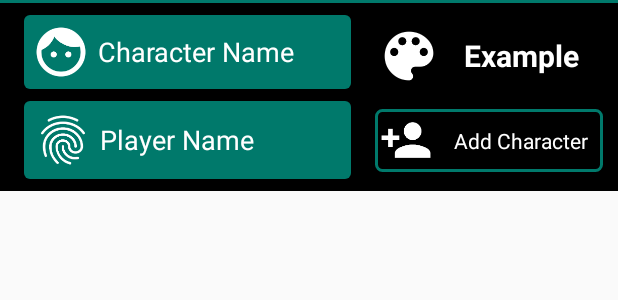
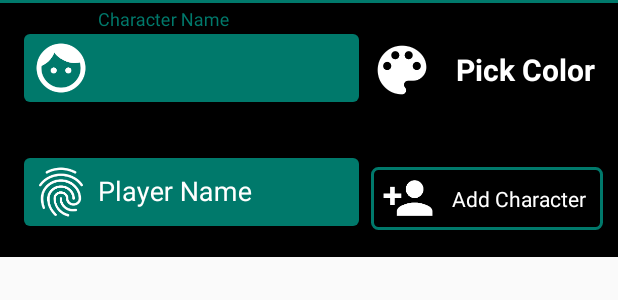
Before and after one commit to TimNowaczynski/weaver, an Android app: the layout player_character_list_footer.xml on its own in the app's theme, with its tools: preview values and no code run, on a phone screen of 412 x 824 dp. Shown: the top 300 px of the screen. Run offline under Robolectric (Android 15) with nearby library versions, the phone set to English and light mode, and no system bars.

Commit message:
Fixed Layouts for Player Character Input Fields (margin/padding/cursor color/hint placement and hint color)

```diff
--- a/app/src/main/java/de/quarian/weaver/database/PlayerCharacterDAO.java
+++ b/app/src/main/java/de/quarian/weaver/database/PlayerCharacterDAO.java
@@ -23,7 +23,7 @@ public interface PlayerCharacterDAO {
     @Query("SELECT * FROM playercharacter WHERE fk_roleplaying_system_id IS :roleplayingSystemId")
     List<PlayerCharacter> readPlayerCharactersForRoleplayingSystem(final long roleplayingSystemId);
 
-    @Query("SELECT * FROM playercharacter WHERE fk_campaign_id is :campaignId")
+    @Query("SELECT * FROM playercharacter WHERE fk_campaign_id is :campaignId ORDER BY Playercharacter.player_character_name ASC")
     List<PlayerCharacter> readPlayerCharactersForCampaign(final long campaignId);
 
     @Query("SELECT COUNT(*) FROM playercharacter WHERE fk_campaign_id is :campaignId")
--- a/app/src/main/java/de/quarian/weaver/players/PlayerCharacterListActivity.java
+++ b/app/src/main/java/de/quarian/weaver/players/PlayerCharacterListActivity.java
@@ -1,11 +1,16 @@
 package de.quarian.weaver.players;
 
+import android.content.res.Resources;
 import android.graphics.Color;
 import android.os.AsyncTask;
+import android.os.Build;
 import android.os.Bundle;
+import android.text.Html;
+import android.text.Spanned;
 import android.view.View;
 import android.widget.TextView;
 
+import com.google.android.material.textfield.TextInputEditText;
 import com.pes.androidmaterialcolorpickerdialog.ColorPicker;
 
 import java.util.List;
@@ -13,6 +18,7 @@ import java.util.List;
 import javax.inject.Inject;
 
 import androidx.annotation.ColorInt;
+import androidx.annotation.NonNull;
 import androidx.annotation.Nullable;
 import androidx.appcompat.app.AppCompatActivity;
 import androidx.recyclerview.widget.LinearLayoutManager;
@@ -29,8 +35,10 @@ import de.quarian.weaver.di.ApplicationModule;
 import de.quarian.weaver.di.DaggerActivityComponent;
 import de.quarian.weaver.di.DaggerApplicationComponent;
 
+// TODO: 1st thing: think about (and implement if necessary) a sort order (so you can close the ticket)
+
 // TODO: extend themed activity
-//TODO: avatars? not sure if that's a must for players
+// TODO: avatars? not sure if that's a must for players
 public class PlayerCharacterListActivity extends AppCompatActivity {
 
     public static class ActivityDependencies {
@@ -118,14 +126,14 @@ public class PlayerCharacterListActivity extends AppCompatActivity {
         colorPicker.show();
         colorPicker.setCallback((@ColorInt int colorInt) -> {
             this.highlightColor = colorInt;
-            final TextView example = findViewById(R.id.player_character_list_character_text_example);
+            final TextView example = findViewById(R.id.player_character_list_character_text_hint);
             example.setTextColor(colorInt);
         });
     }
 
     public void onAddPlayerCharacterClicked(View view) {
-        final TextView characterName = findViewById(R.id.player_character_list_character_name);
-        final TextView playerName = findViewById(R.id.player_character_list_player_name);
+        final TextInputEditText characterName = findViewById(R.id.player_character_list_character_name);
+        final TextInputEditText playerName = findViewById(R.id.player_character_list_player_name);
         final PlayerCharacter playerCharacter = new PlayerCharacter();
         playerCharacter.campaignId = campaignId;
         playerCharacter.roleplayingSystemId = this.roleplayingSystemId;
@@ -139,13 +147,47 @@ public class PlayerCharacterListActivity extends AppCompatActivity {
         playerCharacter.characterHighlightColorB = colorARGB[3];
 
         AsyncTask.execute(() -> {
-            playerCharacterDAO.createPlayerCharacter(playerCharacter);
-            final List<PlayerCharacter> playerCharacters = playerCharacterDAO.readPlayerCharactersForCampaign(campaignId);
-            playerCharacterAdapter.refreshPlayerCharacters(playerCharacters);
-            runOnUiThread(playerCharacterAdapter::notifyDataSetChanged);
+            final boolean requiredInputFields = requireInputFields(characterName, playerName);
+            if (requiredInputFields) {
+                playerCharacterDAO.createPlayerCharacter(playerCharacter);
+                final List<PlayerCharacter> playerCharacters = playerCharacterDAO.readPlayerCharactersForCampaign(campaignId);
+                playerCharacterAdapter.refreshPlayerCharacters(playerCharacters);
+                runOnUiThread(() -> {
+                    playerCharacterAdapter.notifyDataSetChanged();
+                    characterName.setText("");
+                    playerName.setText("");
+                    setResult(RESULT_OK);
+                });
+            }
         });
+    }
 
-        setResult(RESULT_OK);
+    private boolean requireInputFields(final TextInputEditText... editTexts) {
+        boolean inputIsValid = true;
+        for (final TextInputEditText editText : editTexts) {
+            final String text = String.valueOf(editText.getText());
+            if (text.trim().length() == 0) {
+                markInvalidInput(editText);
+                inputIsValid = false;
+            } else {
+                runOnUiThread(() -> editText.setError(null));
+            }
+        }
+        return inputIsValid;
+    }
+
+    private void markInvalidInput(@NonNull final TextInputEditText editText) {
+        final Resources resources = getResources();
+        final String htmlPreset = "<font color='red'>%s</font>";
+        final String error = resources.getString(R.string.generic_error_required_field);
+        final String htmlError = String.format(htmlPreset, error);
+        final Spanned errorSpanned;
+        if (Build.VERSION.SDK_INT >= 24) {
+            errorSpanned = Html.fromHtml(htmlError, 0);
+        } else {
+            errorSpanned = Html.fromHtml(htmlError);
+        }
+        runOnUiThread(() -> editText.setError(errorSpanned));
     }
 
     private int[] toColorARGB(@ColorInt final int color) {
--- a/app/src/main/res/drawable/player_character_footer_element_background.xml
+++ b/app/src/main/res/drawable/player_character_footer_element_background.xml
@@ -1,6 +1,10 @@
 <?xml version="1.0" encoding="utf-8"?>
-<shape xmlns:android="http://schemas.android.com/apk/res/android">
-    <corners android:radius="4dp" />
-    <solid android:color="@color/modernSecondaryColor" />
-    <size android:width="42dp" android:height="42dp" />
-</shape>
+<layer-list xmlns:android="http://schemas.android.com/apk/res/android">
+    <item android:top="6dp">
+        <shape>
+            <corners android:radius="4dp" />
+            <solid android:color="@color/modernSecondaryColor" />
+            <size android:width="42dp" android:height="42dp" />
+        </shape>
+    </item>
+</layer-list>
--- /dev/null
+++ b/app/src/main/res/drawable/white_cursor.xml
@@ -0,0 +1,5 @@
+<?xml version="1.0" encoding="utf-8"?>
+<shape xmlns:android="http://schemas.android.com/apk/res/android">
+    <size android:width="2dp" />
+    <solid android:color="@color/white" />
+</shape>
--- a/app/src/main/res/layout/player_character_list_footer.xml
+++ b/app/src/main/res/layout/player_character_list_footer.xml
@@ -12,88 +12,128 @@
         android:id="@+id/player_character_list_divider"
         android:background="@color/modernSecondaryColor"
         app:layout_constraintTop_toBottomOf="parent"
-        app:layout_constraintBottom_toTopOf="@id/player_character_list_character_name"
+        app:layout_constraintBottom_toTopOf="@id/player_character_list_text_input_wrapper"
         app:layout_constraintStart_toStartOf="parent"
         app:layout_constraintEnd_toEndOf="parent"
         android:layout_width="match_parent"
         android:layout_height="2dp"/>
 
-    <EditText
-        android:id="@+id/player_character_list_character_name"
-        android:inputType="textPersonName"
-        android:background="@drawable/player_character_footer_element_background"
-        android:textColor="@color/white"
-        android:textColorHint="@color/white"
-        android:textCursorDrawable="@null"
+    <LinearLayout
+        android:id="@+id/player_character_list_text_input_wrapper"
+        android:orientation="vertical"
+        app:layout_constraintTop_toBottomOf="@id/player_character_list_divider"
+        app:layout_constraintStart_toStartOf="parent"
+        app:layout_constraintEnd_toStartOf="@id/player_character_list_functions_wrapper"
+        app:layout_constraintHorizontal_weight="3"
+        android:layout_marginTop="4dp"
+        android:layout_width="0dp"
+        android:layout_height="wrap_content">
+
+        <com.google.android.material.textfield.TextInputLayout
+            android:id="@+id/player_character_list_character_name_text_input_layout"
+            style="@style/AppThemeModern.EditTextInputLayout"
+            app:errorEnabled="true"
             android:layout_marginStart="16dp"
             android:layout_marginEnd="8dp"
-        android:layout_marginTop="8dp"
-        android:layout_marginBottom="8dp"
-        android:padding="8dp"
+            android:hint="@string/activity_player_character_list_character_name_hint"
+            android:layout_width="match_parent"
+            android:layout_height="wrap_content">
+
+            <com.google.android.material.textfield.TextInputEditText
+                android:id="@+id/player_character_list_character_name"
+                android:background="@drawable/player_character_footer_element_background"
+                android:textCursorDrawable="@drawable/white_cursor"
+                android:inputType="textPersonName"
+                android:textColor="@color/white"
                 android:drawableStart="@drawable/ic_character"
                 android:drawablePadding="8dp"
-        app:layout_constraintTop_toBottomOf="@id/player_character_list_divider"
-        app:layout_constraintStart_toStartOf="parent"
-        app:layout_constraintEnd_toStartOf="@+id/player_character_list_pick_color"
-        app:layout_constraintBottom_toTopOf="@+id/player_character_list_player_name"
-        app:layout_constraintHorizontal_weight="2"
-        android:hint="@string/activity_player_character_list_character_name_hint"
-        android:layout_width="0dp"
-        android:layout_height="wrap_content"
-        android:importantForAutofill="no" />
+                android:paddingTop="12dp"
+                android:paddingStart="8dp"
+                android:paddingEnd="8dp"
+                android:paddingBottom="6dp"
+                android:layout_width="match_parent"
+                android:layout_height="match_parent"/>
 
-    <EditText
+        </com.google.android.material.textfield.TextInputLayout>
+
+        <com.google.android.material.textfield.TextInputLayout
+            android:id="@+id/player_character_list_player_name_text_input_layout"
+            style="@style/AppThemeModern.EditTextInputLayout"
+            app:errorEnabled="true"
+            android:textColorHint="@color/white"
+            android:hint="@string/activity_player_character_list_player_name_hint"
+            android:layout_marginStart="16dp"
+            android:layout_marginEnd="8dp"
+            android:layout_width="match_parent"
+            android:layout_height="wrap_content">
+
+            <com.google.android.material.textfield.TextInputEditText
                 android:id="@+id/player_character_list_player_name"
+                android:background="@drawable/player_character_footer_element_background"
+                android:textCursorDrawable="@drawable/white_cursor"
                 android:inputType="textPersonName"
-        android:background="@drawable/player_character_footer_element_background"
                 android:textColor="@color/white"
-        android:textColorHint="@color/white"
-        android:textCursorDrawable="@null"
-        android:layout_marginStart="16dp"
-        android:layout_marginBottom="8dp"
-        android:padding="9dp"
+                android:paddingTop="12dp"
+                android:paddingStart="8dp"
+                android:paddingEnd="8dp"
+                android:paddingBottom="6dp"
                 android:drawableStart="@drawable/ic_player"
                 android:drawablePadding="8dp"
-        app:layout_constraintTop_toBottomOf="@+id/player_character_list_character_name"
+                android:layout_width="match_parent"
+                android:layout_height="match_parent"/>
+
+        </com.google.android.material.textfield.TextInputLayout>
+
+    </LinearLayout>
+
+    <androidx.constraintlayout.widget.ConstraintLayout
+        android:id="@+id/player_character_list_functions_wrapper"
+        android:orientation="vertical"
+        app:layout_constraintTop_toBottomOf="@id/player_character_list_divider"
+        app:layout_constraintStart_toEndOf="@id/player_character_list_text_input_wrapper"
+        app:layout_constraintEnd_toEndOf="parent"
+        app:layout_constraintBottom_toBottomOf="parent"
+        app:layout_constraintHorizontal_weight="2"
+        android:layout_marginTop="4dp"
+        android:gravity="center_vertical"
+        android:layout_width="0dp"
+        android:layout_height="0dp">
+
+
+        <LinearLayout
+            android:id="@+id/player_character_list_color_functions_wrapper"
+            android:orientation="horizontal"
             app:layout_constraintStart_toStartOf="parent"
-        app:layout_constraintEnd_toEndOf="@+id/player_character_list_character_name"
-        app:layout_constraintBottom_toBottomOf="parent"
-        android:hint="@string/activity_player_character_list_player_name_hint"
-        android:layout_width="0dp"
-        android:layout_height="wrap_content"
-        android:importantForAutofill="no" />
+            app:layout_constraintEnd_toEndOf="parent"
+            app:layout_constraintTop_toTopOf="parent"
+            android:paddingTop="6dp"
+            android:layout_marginTop="14dp"
+            android:layout_width="match_parent"
+            android:layout_height="0dp">
 
             <ImageView
                 android:id="@+id/player_character_list_pick_color"
                 android:onClick="onShowColorPickerClicked"
                 android:src="@drawable/ic_pick_color"
                 android:contentDescription="@string/activity_player_character_list_change_color_hint"
-        app:layout_constraintTop_toBottomOf="@id/player_character_list_divider"
-        app:layout_constraintBottom_toTopOf="@id/player_character_list_add_character"
-        app:layout_constraintStart_toEndOf="@id/player_character_list_character_name"
-        app:layout_constraintEnd_toStartOf="@id/player_character_list_character_text_example"
-        app:layout_constraintHorizontal_weight="1"
                 android:padding="4dp"
-        android:layout_marginStart="10dp"
+                android:layout_gravity="center_vertical"
                 android:layout_width="wrap_content"
                 android:layout_height="wrap_content"/>
 
             <TextView
-        android:id="@+id/player_character_list_character_text_example"
+                android:id="@+id/player_character_list_character_text_hint"
                 android:enabled="false"
-        android:text="@string/activity_player_character_list_example_placeholder"
+                android:text="@string/activity_player_character_list_pick_color_hint"
                 android:textColor="@color/white"
                 android:textStyle="bold"
                 android:textSize="20sp"
                 android:gravity="center"
-        app:layout_constraintStart_toEndOf="@id/player_character_list_pick_color"
-        app:layout_constraintTop_toBottomOf="@id/player_character_list_divider"
-        app:layout_constraintEnd_toEndOf="parent"
-        app:layout_constraintBottom_toTopOf="@id/player_character_list_add_character"
-        app:layout_constraintHorizontal_weight="1"
-        android:layout_marginEnd="10dp"
-        android:layout_width="0dp"
+                android:layout_gravity="center_vertical"
+                android:layout_width="match_parent"
                 android:layout_height="wrap_content"/>
+
+        </LinearLayout>
 
         <TextView
             android:id="@+id/player_character_list_add_character"
@@ -102,18 +142,19 @@
             android:textColor="@color/white"
             android:text="@string/activity_player_character_list_add_character"
             android:gravity="center"
-        android:layout_marginStart="16dp"
-        android:layout_marginBottom="8dp"
-        android:padding="4dp"
             android:drawableStart="@drawable/ic_add_character"
             android:drawablePadding="8dp"
-        app:layout_constraintTop_toTopOf="@+id/player_character_list_player_name"
-        app:layout_constraintStart_toEndOf="@id/player_character_list_player_name"
+            android:hint="@string/activity_player_character_list_player_name_hint"
+            app:layout_constraintStart_toStartOf="parent"
             app:layout_constraintEnd_toEndOf="parent"
             app:layout_constraintBottom_toBottomOf="parent"
-        android:hint="@string/activity_player_character_list_player_name_hint"
+            android:paddingStart="8dp"
+            android:paddingEnd="8dp"
             android:layout_marginEnd="10dp"
-        android:layout_width="0dp"
-        android:layout_height="wrap_content"/>
+            android:layout_marginBottom="18dp"
+            android:layout_width="match_parent"
+            android:layout_height="0dp"/>
 
     </androidx.constraintlayout.widget.ConstraintLayout>
+
+</androidx.constraintlayout.widget.ConstraintLayout>
--- a/app/src/main/res/values/strings.xml
+++ b/app/src/main/res/values/strings.xml
@@ -1,6 +1,7 @@
 <resources>
     <string name="app_name">Weaver</string>
     <string name="generic_okay">Okay</string>
+    <string name="generic_error_required_field">This field is required</string>
 
     <string name="themed_activity_invalid_id_error_title">Error opening theme for campaign</string>
     <string name="themed_activity_invalid_id_error_text">Sorry, something went wrong. We will work on fixing this in an upcoming version.</string>
@@ -47,7 +48,7 @@
     <string name="activity_player_character_list_invalid_id_error_text">Sorry, something went wrong when trying to manage player characters. We will work on fixing this in an upcoming version.</string>
     <string name="activity_player_character_list_character_name_hint">Character Name</string>
     <string name="activity_player_character_list_player_name_hint">Player Name</string>
-    <string name="activity_player_character_list_example_placeholder">Example</string>
+    <string name="activity_player_character_list_pick_color_hint">Pick Color</string>
     <string name="activity_player_character_list_example_text">%1$s (%2$s) betrayed her trust.</string>
     <string name="activity_player_character_list_change_color_hint">Change color</string>
     <string name="activity_player_character_list_add_character">Add Character</string>
--- a/app/src/main/res/values/styles.xml
+++ b/app/src/main/res/values/styles.xml
@@ -16,6 +16,14 @@
 
     <style name="AppThemeModern.ActionOverflowButton">
         <item name="srcCompat">@drawable/ic_settings</item>
+    </style>
+
+    <style name="AppThemeModern.EditTextInputLayout">
+        <item name="android:textColorHint">@color/white</item>
+        <item name="colorAccent">@color/white</item>
+        <item name="colorControlNormal">@color/white</item>
+        <item name="colorControlActivated">@color/white</item>
+        <item name="colorControlHighlight">@color/white</item>
     </style>
 
     <!-- fantasy application theme. -->
@@ -37,4 +45,8 @@
         <item name="srcCompat">@drawable/ic_settings</item>
     </style>
 
+    <style name="AppThemeFantasy.EditTextInputLayout">
+        <!-- TODO: define -->
+    </style>
+
 </resources>
```
Lines whose indentation alone changed are shown as unchanged.
